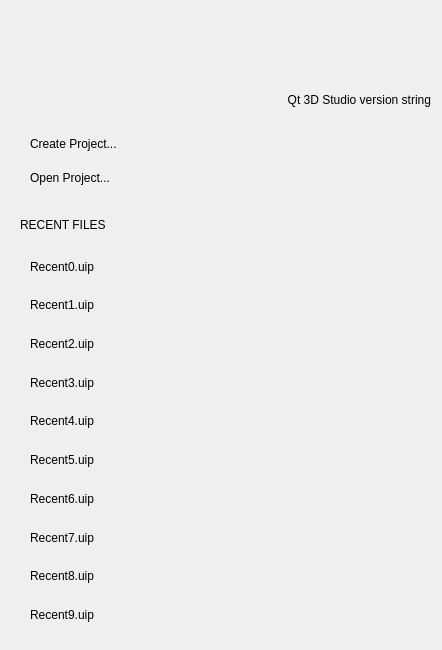
Before: the Qt Designer form src/Authoring/Studio/UI/StartupDlg.ui in flyhex/qt3dstudio, drawn with Qt 5.
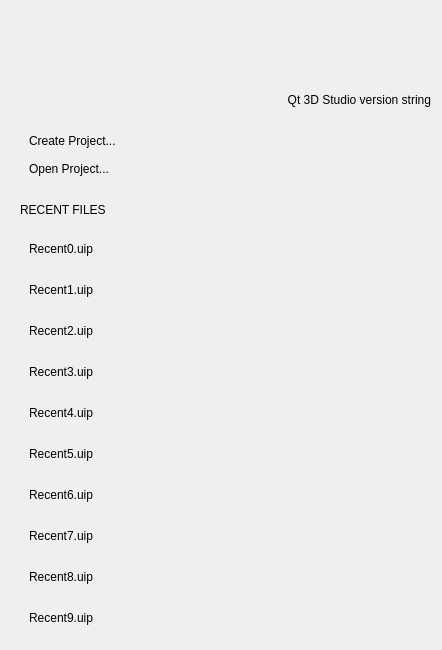
After: the same form once the commit is applied. Custom widgets are drawn as their Qt base class.

Commit message:
Fix startup dialog flickering when dragging to another screen
It's still unclear what the actual issue was, but copying paintEvent
handling from about dialog, and making the dialog form more like
about dialog, i.e. adding a layout to the dialog and
setting one of the QLabels to have word wrap fixes the flickering.
The fact that word wrap makes a difference likely means
that the root cause is some Qt bug and this might break again when
Qt version changes.

Task-number: QT3DS-939

```diff
--- a/src/Authoring/Studio/UI/StartupDlg.ui
+++ b/src/Authoring/Studio/UI/StartupDlg.ui
@@ -13,14 +13,212 @@
   <property name="focusPolicy">
    <enum>Qt::NoFocus</enum>
   </property>
+  <layout class="QVBoxLayout" name="verticalLayout">
+   <property name="leftMargin">
+    <number>20</number>
+   </property>
+   <property name="topMargin">
+    <number>0</number>
+   </property>
+   <property name="rightMargin">
+    <number>0</number>
+   </property>
+   <property name="bottomMargin">
+    <number>0</number>
+   </property>
+   <item>
+    <spacer name="verticalSpacer_4">
+     <property name="orientation">
+      <enum>Qt::Vertical</enum>
+     </property>
+     <property name="sizeType">
+      <enum>QSizePolicy::Fixed</enum>
+     </property>
+     <property name="sizeHint" stdset="0">
+      <size>
+       <width>20</width>
+       <height>90</height>
+      </size>
+     </property>
+    </spacer>
+   </item>
+   <item>
+    <widget class="QWidget" name="widget" native="true">
+     <property name="sizePolicy">
+      <sizepolicy hsizetype="Preferred" vsizetype="Fixed">
+       <horstretch>0</horstretch>
+       <verstretch>0</verstretch>
+      </sizepolicy>
+     </property>
+     <layout class="QHBoxLayout" name="horizontalLayout">
+      <property name="leftMargin">
+       <number>0</number>
+      </property>
+      <property name="topMargin">
+       <number>0</number>
+      </property>
+      <property name="rightMargin">
+       <number>0</number>
+      </property>
+      <property name="bottomMargin">
+       <number>0</number>
+      </property>
+      <item>
+       <spacer name="horizontalSpacer_2">
+        <property name="orientation">
+         <enum>Qt::Horizontal</enum>
+        </property>
+        <property name="sizeHint" stdset="0">
+         <size>
+          <width>40</width>
+          <height>20</height>
+         </size>
+        </property>
+       </spacer>
+      </item>
+      <item>
+       <widget class="QLabel" name="versionStr">
+        <property name="sizePolicy">
+         <sizepolicy hsizetype="Fixed" vsizetype="Preferred">
+          <horstretch>0</horstretch>
+          <verstretch>0</verstretch>
+         </sizepolicy>
+        </property>
+        <property name="text">
+         <string>Qt 3D Studio version string</string>
+        </property>
+        <property name="alignment">
+         <set>Qt::AlignRight|Qt::AlignTrailing|Qt::AlignVCenter</set>
+        </property>
+       </widget>
+      </item>
+      <item>
+       <spacer name="horizontalSpacer">
+        <property name="orientation">
+         <enum>Qt::Horizontal</enum>
+        </property>
+        <property name="sizeType">
+         <enum>QSizePolicy::Fixed</enum>
+        </property>
+        <property name="sizeHint" stdset="0">
+         <size>
+          <width>11</width>
+          <height>20</height>
+         </size>
+        </property>
+       </spacer>
+      </item>
+     </layout>
+    </widget>
+   </item>
+   <item>
+    <spacer name="verticalSpacer_3">
+     <property name="orientation">
+      <enum>Qt::Vertical</enum>
+     </property>
+     <property name="sizeType">
+      <enum>QSizePolicy::Fixed</enum>
+     </property>
+     <property name="sizeHint" stdset="0">
+      <size>
+       <width>20</width>
+       <height>9</height>
+      </size>
+     </property>
+    </spacer>
+   </item>
+   <item>
+    <widget class="QWidget" name="widget_2" native="true">
+     <property name="sizePolicy">
+      <sizepolicy hsizetype="Preferred" vsizetype="Fixed">
+       <horstretch>0</horstretch>
+       <verstretch>0</verstretch>
+      </sizepolicy>
+     </property>
+     <layout class="QVBoxLayout" name="verticalLayout_2">
+      <property name="spacing">
+       <number>14</number>
+      </property>
+      <item>
+       <widget class="ClickableLabel" name="newDocument">
+        <property name="sizePolicy">
+         <sizepolicy hsizetype="Preferred" vsizetype="Fixed">
+          <horstretch>0</horstretch>
+          <verstretch>0</verstretch>
+         </sizepolicy>
+        </property>
+        <property name="text">
+         <string>Create Project...</string>
+        </property>
+        <property name="alignment">
+         <set>Qt::AlignLeading|Qt::AlignLeft|Qt::AlignVCenter</set>
+        </property>
+        <property name="docIndex" stdset="0">
+         <number>0</number>
+        </property>
+       </widget>
+      </item>
+      <item>
+       <widget class="ClickableLabel" name="openDocument">
+        <property name="sizePolicy">
+         <sizepolicy hsizetype="Preferred" vsizetype="Fixed">
+          <horstretch>0</horstretch>
+          <verstretch>0</verstretch>
+         </sizepolicy>
+        </property>
+        <property name="text">
+         <string>Open Project...</string>
+        </property>
+        <property name="alignment">
+         <set>Qt::AlignLeading|Qt::AlignLeft|Qt::AlignVCenter</set>
+        </property>
+        <property name="docIndex" stdset="0">
+         <number>0</number>
+        </property>
+       </widget>
+      </item>
+     </layout>
+    </widget>
+   </item>
+   <item>
+    <spacer name="verticalSpacer_5">
+     <property name="orientation">
+      <enum>Qt::Vertical</enum>
+     </property>
+     <property name="sizeType">
+      <enum>QSizePolicy::Fixed</enum>
+     </property>
+     <property name="sizeHint" stdset="0">
+      <size>
+       <width>20</width>
+       <height>0</height>
+      </size>
+     </property>
+    </spacer>
+   </item>
+   <item>
+    <spacer name="verticalSpacer">
+     <property name="orientation">
+      <enum>Qt::Vertical</enum>
+     </property>
+     <property name="sizeType">
+      <enum>QSizePolicy::Fixed</enum>
+     </property>
+     <property name="sizeHint" stdset="0">
+      <size>
+       <width>20</width>
+       <height>12</height>
+      </size>
+     </property>
+    </spacer>
+   </item>
+   <item>
   <widget class="QLabel" name="recentDocLabel">
-   <property name="geometry">
-    <rect>
-     <x>20</x>
-     <y>210</y>
-     <width>411</width>
-     <height>29</height>
-    </rect>
+     <property name="sizePolicy">
+      <sizepolicy hsizetype="Preferred" vsizetype="Fixed">
+       <horstretch>0</horstretch>
+       <verstretch>0</verstretch>
+      </sizepolicy>
    </property>
    <property name="text">
     <string>RECENT FILES</string>
@@ -28,17 +226,35 @@
    <property name="alignment">
     <set>Qt::AlignLeading|Qt::AlignLeft|Qt::AlignVCenter</set>
    </property>
-  </widget>
-  <widget class="QWidget" name="verticalLayoutWidget">
-   <property name="geometry">
-    <rect>
-     <x>30</x>
-     <y>250</y>
-     <width>401</width>
-     <height>381</height>
-    </rect>
-   </property>
+     <property name="wordWrap">
+      <bool>true</bool>
+     </property>
+    </widget>
+   </item>
+   <item>
+    <spacer name="verticalSpacer_2">
+     <property name="orientation">
+      <enum>Qt::Vertical</enum>
+     </property>
+     <property name="sizeType">
+      <enum>QSizePolicy::Fixed</enum>
+     </property>
+     <property name="sizeHint" stdset="0">
+      <size>
+       <width>20</width>
+       <height>8</height>
+      </size>
+     </property>
+    </spacer>
+   </item>
+   <item>
    <layout class="QVBoxLayout" name="recentList">
+     <property name="leftMargin">
+      <number>9</number>
+     </property>
+     <property name="bottomMargin">
+      <number>15</number>
+     </property>
     <item>
      <widget class="ClickableLabel" name="recent0">
       <property name="text">
@@ -170,67 +386,8 @@
      </widget>
     </item>
    </layout>
-  </widget>
-  <widget class="QWidget" name="verticalLayoutWidget_2">
-   <property name="geometry">
-    <rect>
-     <x>30</x>
-     <y>130</y>
-     <width>401</width>
-     <height>61</height>
-    </rect>
-   </property>
-   <layout class="QVBoxLayout" name="buttons">
-    <item>
-     <widget class="ClickableLabel" name="newDocument">
-      <property name="text">
-       <string>Create Project...</string>
-      </property>
-      <property name="alignment">
-       <set>Qt::AlignLeading|Qt::AlignLeft|Qt::AlignVCenter</set>
-      </property>
-      <property name="docIndex" stdset="0">
-       <number>0</number>
-      </property>
-     </widget>
-    </item>
-    <item>
-     <widget class="ClickableLabel" name="openDocument">
-      <property name="text">
-       <string>Open Project...</string>
-      </property>
-      <property name="alignment">
-       <set>Qt::AlignLeading|Qt::AlignLeft|Qt::AlignVCenter</set>
-      </property>
-      <property name="docIndex" stdset="0">
-       <number>0</number>
-      </property>
-     </widget>
-    </item>
-   </layout>
-  </widget>
-  <widget class="QLabel" name="versionStr">
-   <property name="geometry">
-    <rect>
-     <x>20</x>
-     <y>90</y>
-     <width>411</width>
-     <height>20</height>
-    </rect>
-   </property>
-   <property name="sizePolicy">
-    <sizepolicy hsizetype="Preferred" vsizetype="Preferred">
-     <horstretch>0</horstretch>
-     <verstretch>0</verstretch>
-    </sizepolicy>
-   </property>
-   <property name="text">
-    <string>Qt 3D Studio version string</string>
-   </property>
-   <property name="alignment">
-    <set>Qt::AlignRight|Qt::AlignTrailing|Qt::AlignVCenter</set>
-   </property>
-  </widget>
+   </item>
+  </layout>
  </widget>
  <customwidgets>
   <customwidget>
```
Lines whose indentation alone changed are shown as unchanged. The commit also changes 1 other file.
